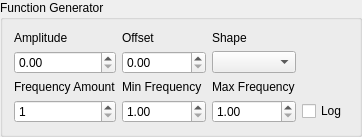
Old version of the form components/HP33120AFunGen/conf_ui.ui in the repository FranciscoGauna/Microscopy-Program.
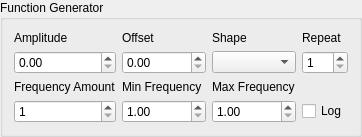
New version of the form.

Patch:
```diff
--- a/components/HP33120AFunGen/conf_ui.ui
+++ b/components/HP33120AFunGen/conf_ui.ui
@@ -105,6 +105,20 @@
      </property>
     </widget>
    </item>
+   <item row="1" column="4">
+    <widget class="QSpinBox" name="spinBox">
+     <property name="minimum">
+      <number>1</number>
+     </property>
+    </widget>
+   </item>
+   <item row="0" column="4">
+    <widget class="QLabel" name="label">
+     <property name="text">
+      <string>Repeat</string>
+     </property>
+    </widget>
+   </item>
   </layout>
  </widget>
  <resources/>
```
